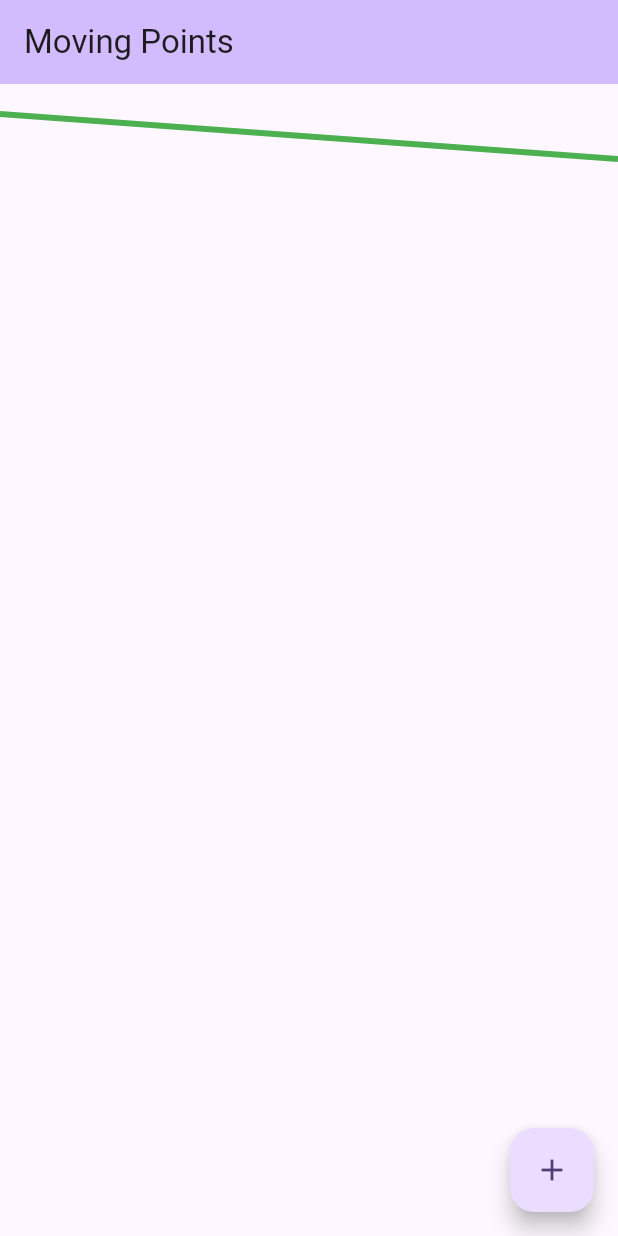
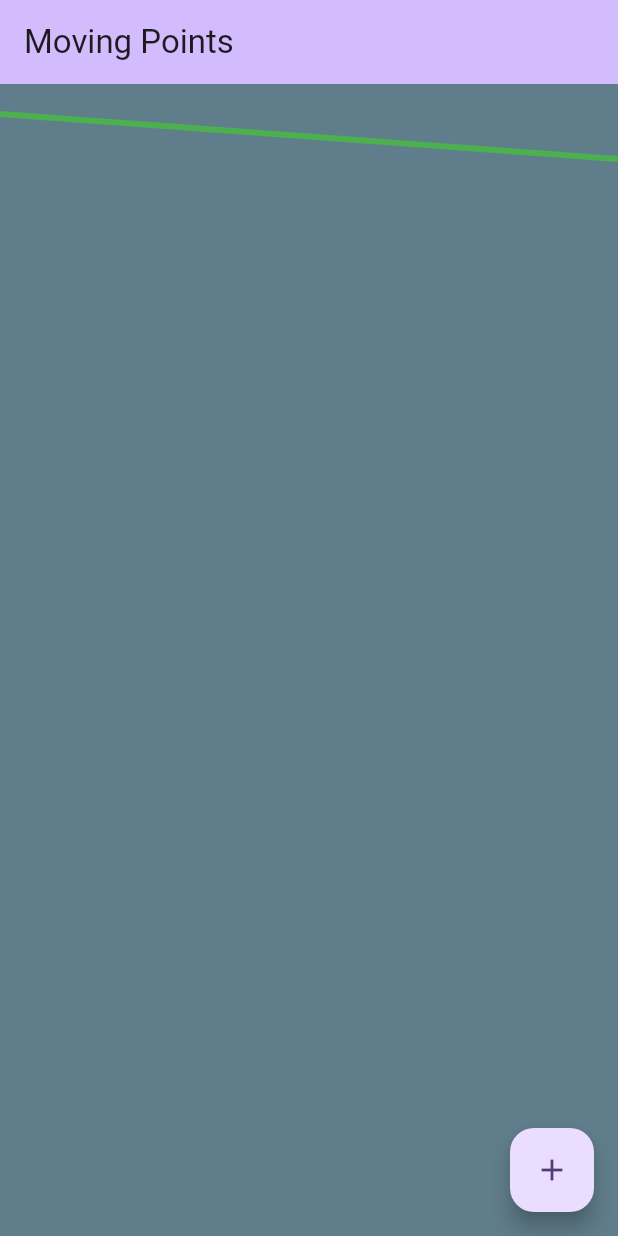
Before and after one commit to gillesbonnetpro/moving_points, a Flutter app: the screen it shows after launch, on a phone screen of 412 x 824 dp. Run offline on Flutter 3.47's test engine with Material 3 defaults, Android fonts, the light colour scheme and no system bars.

Commit message:
affichage des points

```diff
--- a/lib/point.dart
+++ b/lib/data_point.dart
@@ -3,7 +3,7 @@ import 'package:flutter/material.dart';
 class DataPoint {
   DataPoint({required this.x, required this.y, required this.color});
 
-  int x;
-  int y;
+  double x;
+  double y;
   Color color;
 }
--- a/lib/main.dart
+++ b/lib/main.dart
@@ -1,5 +1,9 @@
 import 'package:flutter/material.dart';
+import 'package:moving_points/moving_point.dart';
 import 'package:moving_points/my_custom_painter.dart';
+import 'dart:math' as math;
+
+import 'data_point.dart';
 
 void main() {
   runApp(const MyApp());
@@ -32,6 +36,49 @@ class MyHomePage extends StatefulWidget {
 }
 
 class _MyHomePageState extends State<MyHomePage> {
+  late List<DataPoint> dataPointList;
+
+  @override
+  void initState() {
+    dataPointList = [];
+    super.initState();
+  }
+
+  void addDataPoint() {
+    final Color newColor =
+        Color((math.Random().nextDouble() * 0xFFFFFF).toInt()).withOpacity(1.0);
+    final double newX =
+        math.Random().nextDouble() * (MediaQuery.of(context).size.width * 0.8);
+    final double newY =
+        math.Random().nextDouble() * (MediaQuery.of(context).size.height * 0.8);
+    print('nouveau point : $newX, $newY, $newColor');
+
+    setState(() {
+      dataPointList.add(
+        DataPoint(x: newX, y: newY, color: newColor),
+      );
+    });
+  }
+
+  List<Widget> getWidgetList() {
+    List<Widget> list = [];
+
+    list.add(
+      CustomPaint(
+        painter: MyCustomPainter(pointsList: List.empty()),
+      ),
+    );
+
+    for (var dataPoint in dataPointList) {
+      list.add(
+        MovingPoint(data: dataPoint),
+      );
+    }
+
+    print('la liste contient ${list.length} widgets');
+    return list;
+  }
+
   @override
   Widget build(BuildContext context) {
     return Scaffold(
@@ -39,15 +86,20 @@ class _MyHomePageState extends State<MyHomePage> {
         backgroundColor: Theme.of(context).colorScheme.inversePrimary,
         title: Text(widget.title),
       ),
-      body: SizedBox.expand(
-        child: CustomPaint(
-          painter: MyCustomPainter(pointsList: List.empty()),
+      body: SizedBox.fromSize(
+        size: MediaQuery.of(context).size,
+        child: Container(
+          color: Colors.blueGrey,
+          child: Stack(
+            fit: StackFit.expand,
+            children: getWidgetList(),
+          ),
         ),
       ),
-      floatingActionButton: const FloatingActionButton(
-        onPressed: null,
+      floatingActionButton: FloatingActionButton(
+        onPressed: () => addDataPoint(),
         tooltip: 'add point',
-        child: Icon(Icons.add),
+        child: const Icon(Icons.add),
       ),
     );
   }
--- a/lib/my_custom_painter.dart
+++ b/lib/my_custom_painter.dart
@@ -1,5 +1,5 @@
 import 'package:flutter/material.dart';
-import 'package:moving_points/point.dart';
+import 'package:moving_points/data_point.dart';
 
 class MyCustomPainter extends CustomPainter {
   MyCustomPainter({required this.pointsList});
```
Also changed, not shown: lib/moving_point.dart (added, +31 -0 lines).
